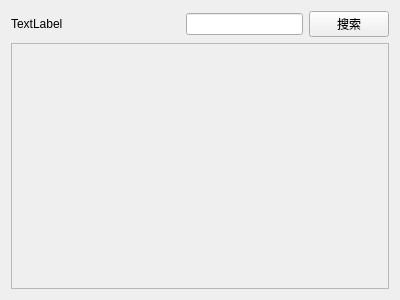
Before: the Qt Designer form DesktopManager/widgets/PendantChoseWidget.ui in PureBulb/BulbDesktop, drawn with Qt 5.
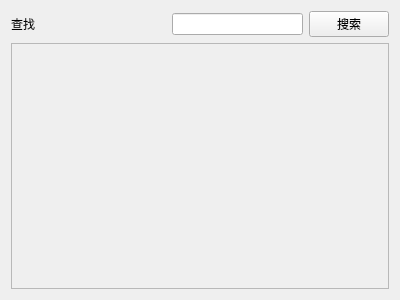
After: the same form once the commit is applied.

The edit to the form file:
```diff
--- a/DesktopManager/widgets/PendantChoseWidget.ui
+++ b/DesktopManager/widgets/PendantChoseWidget.ui
@@ -21,7 +21,7 @@
        <item>
         <widget class="QLabel" name="label">
          <property name="text">
-          <string>TextLabel</string>
+          <string>查找</string>
          </property>
         </widget>
        </item>
```
Left out of the diff: 46 changed lines with no effect on the pictures.
